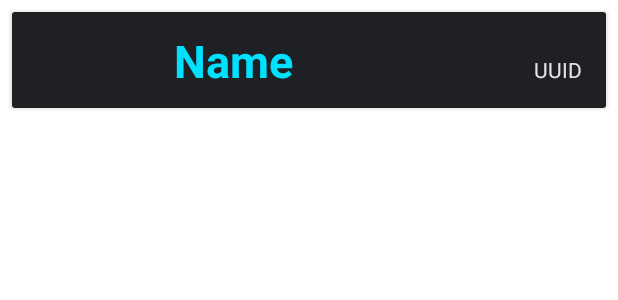
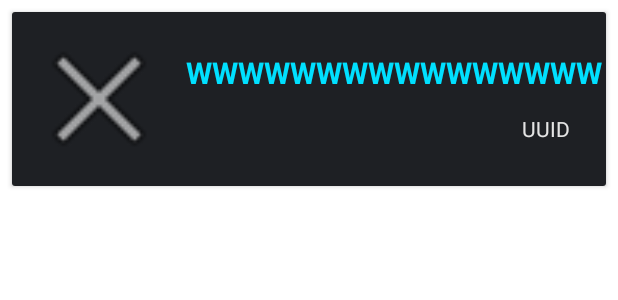
Before and after one commit to Abstract-Programming/NUMC_Statsapp, an Android app: the layout search_user_row.xml on its own in the app's theme, with its tools: preview values and no code run, on a phone screen of 412 x 824 dp. Shown: the top 300 px of the screen. Run offline under Robolectric (Android 15) with nearby library versions, the phone set to English and light mode, and no system bars.

Commit message:
Updated filter options and image display

```diff
--- a/app/build.gradle
+++ b/app/build.gradle
@@ -36,6 +36,7 @@ dependencies {
     implementation files('libs\\1.8_numc_API.jar')
     implementation files('libs\\1.8_numc_API.jar')
     implementation files('libs\\1.8_numc_API.jar')
+    implementation files('libs\\1.8_numc_API.jar')
     testImplementation 'junit:junit:4.+'
     androidTestImplementation 'androidx.test.ext:junit:1.1.2'
     androidTestImplementation 'androidx.test.espresso:espresso-core:3.3.0'
--- a/app/src/main/res/layout/search_user_row.xml
+++ b/app/src/main/res/layout/search_user_row.xml
@@ -1,11 +1,11 @@
 <?xml version="1.0" encoding="utf-8"?>
-<androidx.constraintlayout.widget.ConstraintLayout
-    xmlns:android="http://schemas.android.com/apk/res/android"
+<androidx.constraintlayout.widget.ConstraintLayout xmlns:android="http://schemas.android.com/apk/res/android"
     xmlns:app="http://schemas.android.com/apk/res-auto"
     xmlns:tools="http://schemas.android.com/tools"
+    android:id="@+id/mainLayout"
     android:layout_width="match_parent"
-    android:layout_height="80dp"
-    android:id="@+id/mainLayout">
+    android:layout_height="132dp"
+    android:layout_gravity="right">
 
     <androidx.cardview.widget.CardView
         android:id="@+id/card"
@@ -29,28 +29,37 @@
                 android:id="@+id/cardUuidTextView"
                 android:layout_width="wrap_content"
                 android:layout_height="wrap_content"
+                android:layout_marginEnd="24dp"
                 android:text="UUID"
                 android:textColor="#E4E4E4"
                 app:layout_constraintBottom_toBottomOf="parent"
                 app:layout_constraintEnd_toEndOf="parent"
-                app:layout_constraintHorizontal_bias="0.956"
-                app:layout_constraintStart_toStartOf="parent"
                 app:layout_constraintTop_toTopOf="parent"
-                app:layout_constraintVertical_bias="0.64" />
+                app:layout_constraintVertical_bias="0.7" />
 
             <TextView
                 android:id="@+id/cardNameTextView"
                 android:layout_width="wrap_content"
                 android:layout_height="wrap_content"
-                android:text="Name"
+                android:layout_marginStart="8dp"
+                android:text="WWWWWWWWWWWWWWWW"
                 android:textColor="#00E0FF"
-                android:textSize="30sp"
+                android:textSize="20sp"
                 android:textStyle="bold"
                 app:layout_constraintBottom_toBottomOf="parent"
-                app:layout_constraintEnd_toEndOf="parent"
-                app:layout_constraintHorizontal_bias="0.342"
+                app:layout_constraintStart_toEndOf="@+id/cardUserImageView"
+                app:layout_constraintTop_toTopOf="parent"
+                app:layout_constraintVertical_bias="0.3" />
+
+            <ImageView
+                android:id="@+id/cardUserImageView"
+                android:layout_width="100dp"
+                android:layout_height="100dp"
+                android:layout_marginStart="8dp"
+                app:layout_constraintBottom_toBottomOf="parent"
                 app:layout_constraintStart_toStartOf="parent"
-                app:layout_constraintTop_toTopOf="parent" />
+                app:layout_constraintTop_toTopOf="parent"
+                app:srcCompat="@android:drawable/ic_menu_close_clear_cancel" />
         </androidx.constraintlayout.widget.ConstraintLayout>
     </androidx.cardview.widget.CardView>
 </androidx.constraintlayout.widget.ConstraintLayout>
```
Also changed, not shown: app/src/main/java/com/neumontmc/stats_app/Activities/SearchUsersActivity.java (+7 -9 lines), app/src/main/java/com/neumontmc/stats_app/Controllers/SearchAdapter.java (+5 -2 lines).
